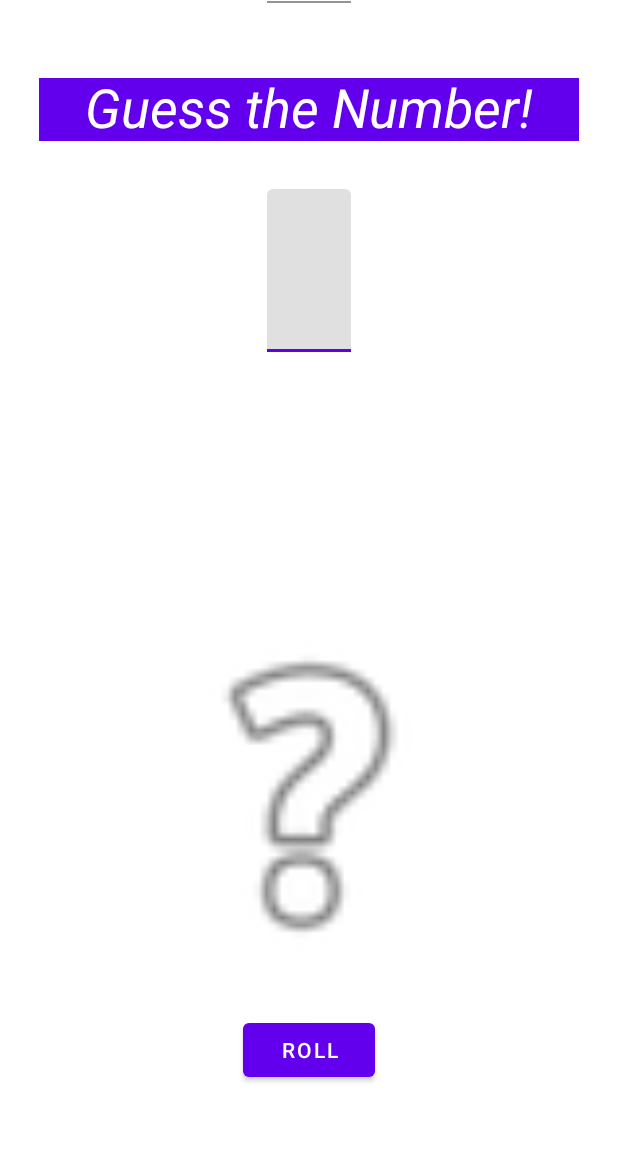
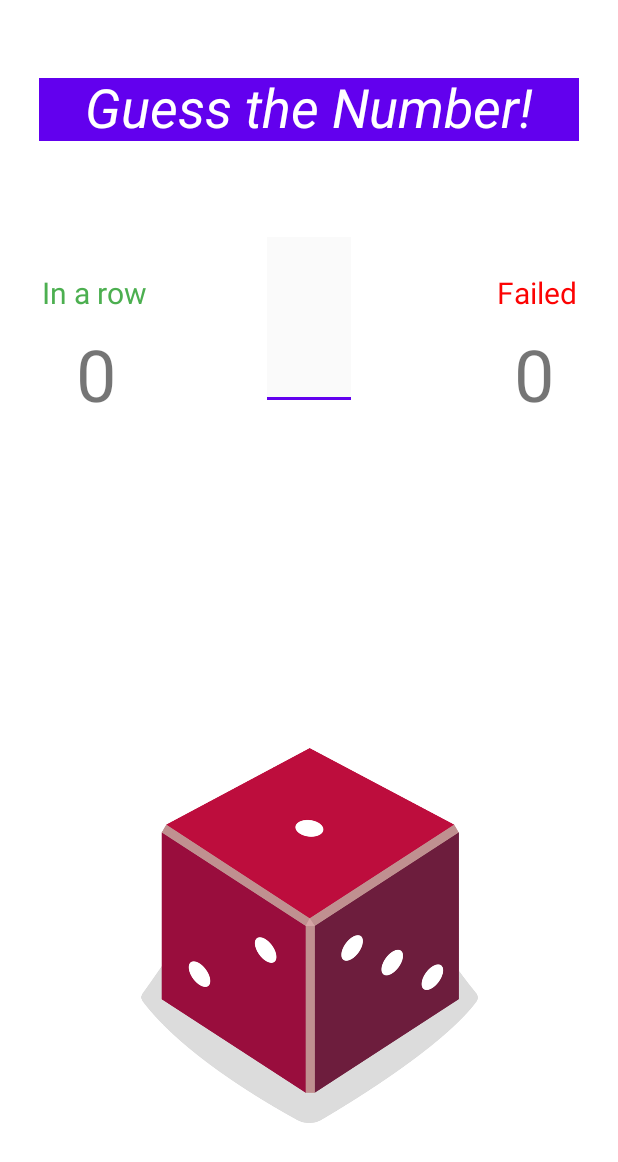
Before and after one commit to Casorys/DiceRoller, an Android app: the screen it shows after launch (MainActivity), on a phone screen of 412 x 824 dp. Shown: the top 1162 px of the screen. Run offline under Robolectric (Android 15) with nearby library versions, the phone set to English and light mode, and no system bars.

Commit message:
Update v1.1.0
Updated the UI so the Dice Image is the roll button and added a score system of how many times you guessed right in a row and how many you missed. Status bar color was changed to black.

```diff
--- a/app/src/main/java/com/br/freitastiago/diceroller/MainActivity.kt
+++ b/app/src/main/java/com/br/freitastiago/diceroller/MainActivity.kt
@@ -3,6 +3,8 @@ package com.br.freitastiago.diceroller
 import android.graphics.drawable.Drawable
 import androidx.appcompat.app.AppCompatActivity
 import android.os.Bundle
+import android.util.Log
+import android.view.SoundEffectConstants
 import android.widget.Button
 import android.widget.ImageView
 import android.widget.TextView
@@ -11,20 +13,25 @@ import androidx.core.graphics.toColor
 import com.google.android.material.textfield.TextInputEditText
 
 class MainActivity : AppCompatActivity() {
+
+    var scoreNumber = 0
+    var failsNumber = 0
+
     override fun onCreate(savedInstanceState: Bundle?) {
         super.onCreate(savedInstanceState)
         setContentView(R.layout.activity_main)
         /** A linha abaixo importa o Button de um dos nossos layouts **/
-        val rollButton: Button = findViewById(R.id.button)
+        val resultImageView: ImageView = findViewById(R.id.iv_dice)
 
 
-        rollButton.setOnClickListener {
+        resultImageView.setOnClickListener {
             /** A linha abaixo importa o TextView de um dos nossos layouts **/
+            var score: TextView = findViewById(R.id.tv_score)
+            val fails: TextView = findViewById(R.id.tv_fail)
             val nullCheck: TextInputEditText = findViewById(R.id.ti_nullCheck)
             val titleTextView: TextView = findViewById(R.id.tv_guess)
             val luckyNumberTI: TextInputEditText = findViewById(R.id.ti_luckynumber)
             val luckyNumber: String = luckyNumberTI.text.toString()
-            val resultImageView: ImageView = findViewById(R.id.iv_dice)
             val dice = Dice(6)
 
             if (luckyNumber != nullCheck.text.toString()) {
@@ -41,20 +48,27 @@ class MainActivity : AppCompatActivity() {
                 }
                 if (diceRoll == luckyNumber.toInt()) {
                     titleTextView.setBackgroundColor(0xFF2fa851.toInt())
-                }
-                else {
-                    titleTextView.setBackgroundColor(0xFFeb3d3d.toInt())
-                }
+                    scoreNumber++
+                    score.text = scoreNumber.toString()
+                    failsNumber = 0
+                    fails.text = failsNumber.toString()
+                } else {
+                        titleTextView.setBackgroundColor(0xFFeb3d3d.toInt())
+                        failsNumber++
+                        fails.text = failsNumber.toString()
+                        scoreNumber = 0
+                    score.text = scoreNumber.toString()
+                    }
             } else {
                 Toast.makeText(this, "Insert a number before rolling!", Toast.LENGTH_SHORT).show()
             }
-
 
         }
 
     }
 
 }
+
 /** A linha abaixo Randomiza um numero **/
 class Dice(private val numSides: Int) {
     fun roll(): Int { return (1..numSides).random() }
--- a/app/src/main/res/layout/activity_main.xml
+++ b/app/src/main/res/layout/activity_main.xml
@@ -6,34 +6,27 @@
     android:layout_height="match_parent"
     tools:context=".MainActivity">
 
-    <Button
-        android:id="@+id/button"
-        android:layout_width="wrap_content"
-        android:layout_height="wrap_content"
-        android:layout_marginBottom="100dp"
-        android:text="@string/btn_roll_text"
-        app:layout_constraintBottom_toBottomOf="parent"
-        app:layout_constraintEnd_toEndOf="parent"
-        app:layout_constraintStart_toStartOf="parent" />
-
     <com.google.android.material.textfield.TextInputLayout
         android:id="@+id/textInputLayout"
         android:layout_width="wrap_content"
         android:layout_height="wrap_content"
         android:layout_marginStart="16dp"
-        android:layout_marginTop="32dp"
+        android:layout_marginTop="64dp"
         android:layout_marginEnd="16dp"
+        android:visibility="visible"
+        app:boxBackgroundColor="#F41111"
         app:layout_constraintEnd_toEndOf="parent"
         app:layout_constraintStart_toStartOf="parent"
         app:layout_constraintTop_toBottomOf="@+id/tv_guess">
 
         <com.google.android.material.textfield.TextInputEditText
             android:id="@+id/ti_luckynumber"
-            android:maxLength="1"
             android:layout_width="wrap_content"
             android:layout_height="wrap_content"
+            android:background="#05000000"
             android:includeFontPadding="false"
             android:inputType="number"
+            android:maxLength="1"
             android:textAlignment="center"
             android:textSize="64sp"
             android:visibility="visible"
@@ -60,11 +53,12 @@
         android:id="@+id/iv_dice"
         android:layout_width="250dp"
         android:layout_height="250dp"
-        android:layout_marginBottom="20dp"
-        app:layout_constraintBottom_toTopOf="@+id/button"
+        android:layout_marginBottom="75dp"
+        android:clickable="true"
+        app:layout_constraintBottom_toBottomOf="parent"
         app:layout_constraintEnd_toEndOf="parent"
         app:layout_constraintStart_toStartOf="parent"
-        app:srcCompat="@android:drawable/ic_menu_help"
+        app:srcCompat="@drawable/dice_1"
         tools:ignore="ImageContrastCheck" />
 
     <com.google.android.material.textfield.TextInputLayout
@@ -72,6 +66,7 @@
         android:layout_height="2dp"
         android:layout_marginStart="1dp"
         android:layout_marginEnd="1dp"
+        android:visibility="invisible"
         app:layout_constraintEnd_toEndOf="parent"
         app:layout_constraintStart_toStartOf="parent"
         app:layout_constraintTop_toTopOf="parent">
@@ -83,4 +78,56 @@
             android:visibility="invisible" />
     </com.google.android.material.textfield.TextInputLayout>
 
+    <TextView
+        android:id="@+id/tv_scoreTitle"
+        android:layout_width="wrap_content"
+        android:layout_height="wrap_content"
+        android:layout_marginStart="28dp"
+        android:layout_marginTop="87dp"
+        android:text="@string/in_a_row"
+        android:textAlignment="center"
+        android:textColor="#4CAF50"
+        android:textSize="20sp"
+        app:layout_constraintStart_toStartOf="parent"
+        app:layout_constraintTop_toBottomOf="@+id/tv_guess" />
+
+    <TextView
+        android:id="@+id/tv_failTitle"
+        android:layout_width="wrap_content"
+        android:layout_height="wrap_content"
+        android:layout_marginTop="87dp"
+        android:layout_marginEnd="28dp"
+        android:text="@string/failed_title"
+        android:textAlignment="center"
+        android:textColor="@color/red_missed"
+        android:textSize="20sp"
+        app:layout_constraintEnd_toEndOf="parent"
+        app:layout_constraintTop_toBottomOf="@+id/tv_guess" />
+
+    <TextView
+        android:id="@+id/tv_score"
+        android:layout_width="96dp"
+        android:layout_height="wrap_content"
+        android:layout_marginStart="16dp"
+        android:layout_marginTop="8dp"
+        android:inputType="number"
+        android:numeric="integer"
+        android:text="0"
+        android:textAlignment="center"
+        android:textSize="48sp"
+        app:layout_constraintStart_toStartOf="parent"
+        app:layout_constraintTop_toBottomOf="@+id/tv_scoreTitle" />
+
+    <TextView
+        android:id="@+id/tv_fail"
+        android:layout_width="96dp"
+        android:layout_height="wrap_content"
+        android:layout_marginTop="8dp"
+        android:layout_marginEnd="8dp"
+        android:text="0"
+        android:textAlignment="center"
+        android:textSize="48sp"
+        app:layout_constraintEnd_toEndOf="parent"
+        app:layout_constraintTop_toBottomOf="@+id/tv_failTitle" />
+
 </androidx.constraintlayout.widget.ConstraintLayout>
--- a/app/src/main/res/values/strings.xml
+++ b/app/src/main/res/values/strings.xml
@@ -2,4 +2,6 @@
     <string name="app_name">DiceRoller</string>
     <string name="btn_roll_text">Roll</string>
     <string name="tv_guess_the_number">Guess the Number!</string>
+    <string name="in_a_row">In a row</string>
+    <string name="failed_title">Failed</string>
 </resources>
--- a/app/src/main/res/values/themes.xml
+++ b/app/src/main/res/values/themes.xml
@@ -10,7 +10,7 @@
         <item name="colorSecondaryVariant">@color/teal_700</item>
         <item name="colorOnSecondary">@color/black</item>
         <!-- Status bar color. -->
-        <item name="android:statusBarColor" tools:targetApi="l">?attr/colorPrimaryVariant</item>
+        <item name="android:statusBarColor" tools:targetApi="1">?attr/colorOnSecondary</item>
         <!-- Customize your theme here. -->
     </style>
     <color name="red_missed">#fc0303</color>
```
